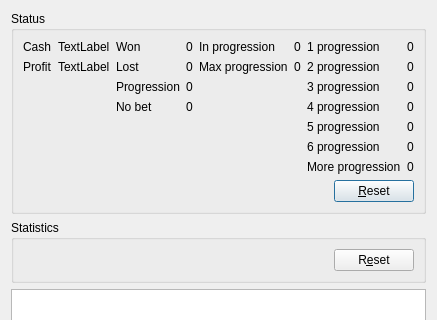
Old version of the form source/casinodialog.ui in the repository martin-kudlicka/roulette-bot; both pictures show x 0 to 437 and y 0 to 320 of the 437 by 488 pixel window.
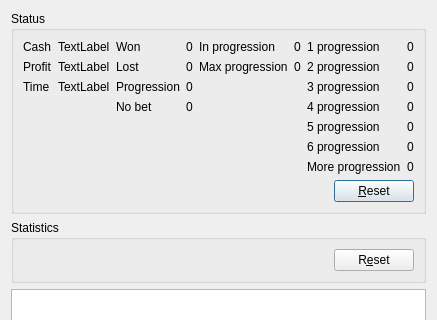
New version of the form.

Commit message: + stop when maximum play time reached

```diff
--- a/source/casinodialog.ui
+++ b/source/casinodialog.ui
@@ -52,6 +52,20 @@
             </property>
            </widget>
           </item>
+          <item row="2" column="0">
+           <widget class="QLabel" name="label_12">
+            <property name="text">
+             <string>Time</string>
+            </property>
+           </widget>
+          </item>
+          <item row="2" column="1">
+           <widget class="QLabel" name="qlPlayTime">
+            <property name="text">
+             <string>TextLabel</string>
+            </property>
+           </widget>
+          </item>
          </layout>
         </item>
         <item>
```
The commit also changes 2 other files.
